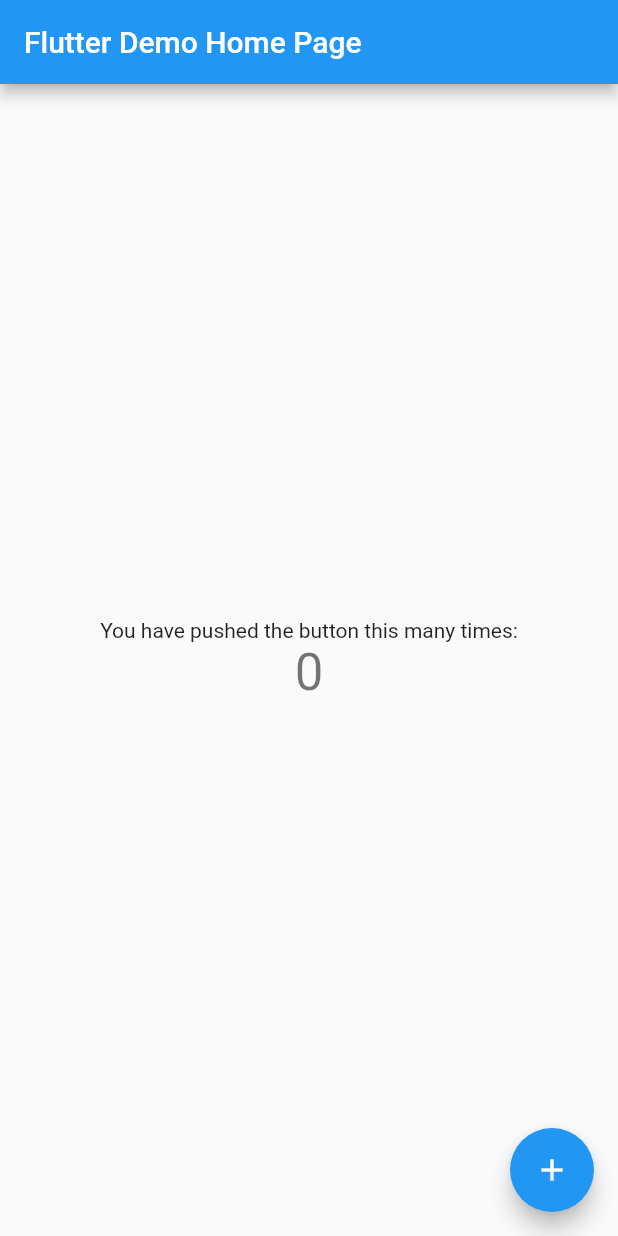
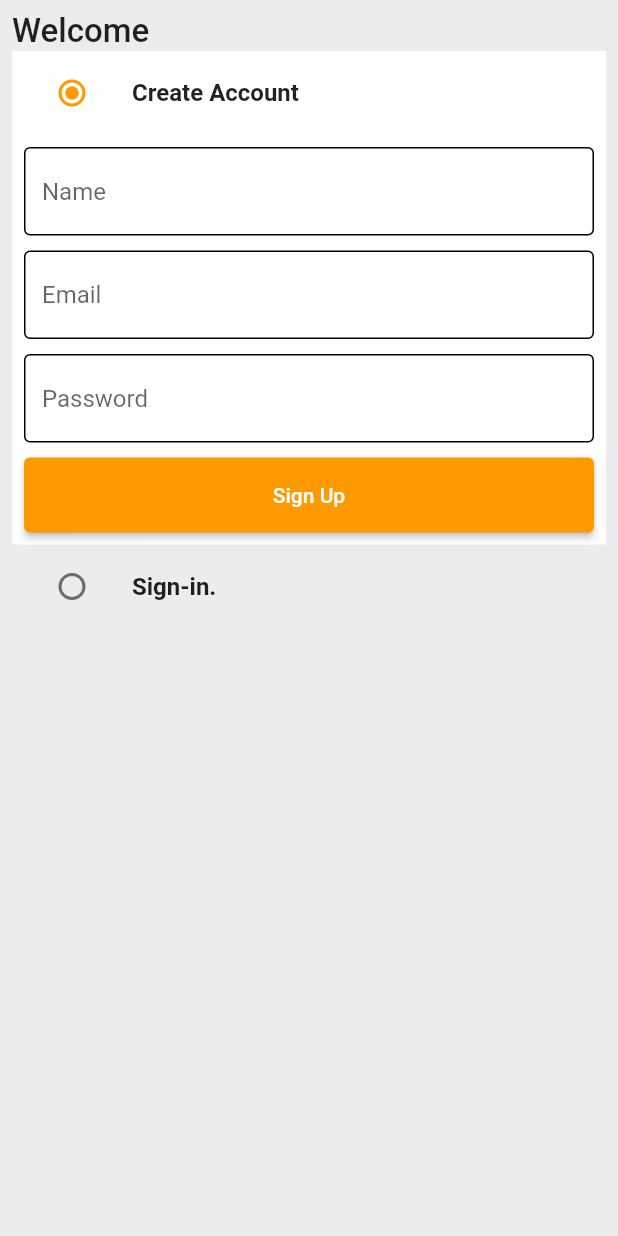
Before and after one commit to Akaiso/e-commerce-AMZ-REPLICA, a Flutter app: the screen it shows after launch, on a phone screen of 412 x 824 dp. Run offline on Flutter 3.47's test engine with Material 2 defaults, Android fonts, the phone set to English and light mode, and no system bars.

Commit message:
signin/signup UI with toggle

```diff
--- /dev/null
+++ b/beaks_e_commerce/lib/common/widgets/custom_button.dart
@@ -0,0 +1,18 @@
+import 'package:flutter/material.dart';
+
+class CustomButton extends StatelessWidget {
+  final String text;
+  final VoidCallback onTap;
+  const CustomButton({super.key, required this.text, required this.onTap});
+
+  @override
+  Widget build(BuildContext context) {
+    return ElevatedButton(
+      child: Text(text),
+      onPressed: onTap,
+      style: ElevatedButton.styleFrom(
+        minimumSize: const Size(double.infinity, 50),
+      ),
+    );
+  }
+}
--- a/beaks_e_commerce/lib/common/widgets/custom_textfield.dart
+++ b/beaks_e_commerce/lib/common/widgets/custom_textfield.dart
@@ -0,0 +1,22 @@
+import 'package:flutter/material.dart';
+
+class CustomTextField extends StatelessWidget {
+  final TextEditingController controller;
+  final String hintText;
+  const CustomTextField(
+      {Key? key, required this.controller, required this.hintText})
+      : super(key: key);
+
+  @override
+  Widget build(BuildContext context) {
+    return TextFormField(
+      controller: controller,
+      decoration: InputDecoration(
+          hintText: hintText,
+          border: const OutlineInputBorder(
+              borderSide: BorderSide(color: Colors.black38)),
+          enabledBorder: const OutlineInputBorder(borderSide: BorderSide())),
+      validator: (val) {},
+    );
+  }
+}
--- a/beaks_e_commerce/lib/constants/global_variables.dart
+++ b/beaks_e_commerce/lib/constants/global_variables.dart
@@ -0,0 +1,17 @@
+import 'package:flutter/material.dart';
+
+class GlobalVariables {
+  static const appBarGradient = LinearGradient(colors: [
+    Color.fromARGB(255, 29, 201, 192),
+    Color.fromARGB(255, 125, 221, 216),
+  ], stops: [
+    0.5,
+    1.0
+  ]);
+
+  static const secondaryColor = Color.fromRGBO(255, 153, 0, 1);
+  static const backgroundColor = Colors.white;
+  static const Color greyBackgroundColor = Color(0xffebecee);
+  static var selectedNavBarColor = Colors.cyan[800]!;
+  static const unselectedNavBarColor = Colors.black87;
+}
--- a/beaks_e_commerce/lib/feature/auth/screens/auth_screen.dart
+++ b/beaks_e_commerce/lib/feature/auth/screens/auth_screen.dart
@@ -0,0 +1,148 @@
+import 'package:beaks_e_commerce/common/widgets/custom_button.dart';
+import 'package:flutter/material.dart';
+
+import '../../../common/widgets/custom_textfield.dart';
+import '../../../constants/global_variables.dart';
+
+enum Auth { signin, signup }
+
+class AuthScreen extends StatefulWidget {
+  static const String routeName = '/auth-screen';
+  const AuthScreen({Key? key}) : super(key: key);
+
+  @override
+  _AuthScreenState createState() => _AuthScreenState();
+}
+
+class _AuthScreenState extends State<AuthScreen> {
+  Auth _auth = Auth.signup;
+  final _signUpFormKey = GlobalKey<FormState>();
+  final _signInFormKey = GlobalKey<FormState>();
+  final TextEditingController _emailController = TextEditingController();
+  final TextEditingController _passwordController = TextEditingController();
+  final TextEditingController _nameController = TextEditingController();
+
+  @override
+  void dispose() {
+    // TODO: implement dispose
+    super.dispose();
+    _emailController.dispose();
+    _passwordController.dispose();
+    _nameController.dispose();
+  }
+
+  @override
+  Widget build(BuildContext context) {
+    return Scaffold(
+      backgroundColor: GlobalVariables.greyBackgroundColor,
+      body: SafeArea(
+        child: Padding(
+          padding: const EdgeInsets.all(8.0),
+          child: Column(
+            crossAxisAlignment: CrossAxisAlignment.start,
+            children: [
+              const Text(
+                'Welcome',
+                style: TextStyle(fontSize: 22, fontWeight: FontWeight.w500),
+              ),
+              ListTile(
+                tileColor: _auth == Auth.signup
+                    ? GlobalVariables.backgroundColor
+                    : GlobalVariables.greyBackgroundColor,
+                title: const Text(
+                  'Create Account',
+                  style: TextStyle(fontWeight: FontWeight.bold),
+                ),
+                leading: Radio(
+                    activeColor: GlobalVariables.secondaryColor,
+                    value: Auth.signup,
+                    groupValue: _auth,
+                    onChanged: (Auth? val) {
+                      setState(() {
+                        _auth =
+                            val!; // without the ! operator, the error - A value of type 'Auth?' can't be assigned to a variable of type 'Auth'
+                      });
+                    }),
+              ),
+              if (_auth == Auth.signup)
+                Container(
+                  padding: const EdgeInsets.all(8.0),
+                  color: GlobalVariables.backgroundColor,
+                  child: Form(
+                      key: _signUpFormKey,
+                      child: Column(
+                        children: [
+                          CustomTextField(
+                            controller: _nameController,
+                            hintText: 'Name',
+                          ),
+                          const SizedBox(height: 10),
+                          CustomTextField(
+                            controller: _emailController,
+                            hintText: 'Email',
+                          ),
+                          const SizedBox(height: 10),
+                          CustomTextField(
+                            controller: _passwordController,
+                            hintText: 'Password',
+                          ),
+                          SizedBox(height: 10),
+                          CustomButton(
+                            text: 'Sign Up',
+                            onTap: () {},
+                          ),
+                        ],
+                      )),
+                ),
+              ListTile(
+                  tileColor: _auth == Auth.signin
+                    ? GlobalVariables.backgroundColor
+                    : GlobalVariables.greyBackgroundColor,
+                title: const Text(
+                  'Sign-in.',
+                  style: TextStyle(fontWeight: FontWeight.bold),
+                ),
+                leading: Radio(
+                    activeColor: GlobalVariables.secondaryColor,
+                    value: Auth.signin,
+                    groupValue: _auth,
+                    onChanged: (Auth? val) {
+                      setState(() {
+                        _auth =
+                            val!; // without the ! operator, the error - A value of type 'Auth?' can't be assigned to a variable of type 'Auth'
+                      });
+                    }),
+              ),
+              if (_auth == Auth.signin)
+              Container(
+                  padding: const EdgeInsets.all(8.0),
+                  color: GlobalVariables.backgroundColor,
+                  child: Form(
+                      key: _signUpFormKey,
+                      child: Column(
+                        children: [
+                          CustomTextField(
+                            controller: _emailController,
+                            hintText: 'Email',
+                          ),
+                          const SizedBox(height: 10),
+                          CustomTextField(
+                            controller: _passwordController,
+                            hintText: 'Password',
+                          ),
+                          SizedBox(height: 10),
+                          CustomButton(
+                            text: 'Sign In',
+                            onTap: () {},
+                          ),
+                        ],
+                      )),
+                ),
+
+            ],
+          ),
+        ),
+      ),
+    );
+  }
+}
--- a/beaks_e_commerce/lib/main.dart
+++ b/beaks_e_commerce/lib/main.dart
@@ -1,4 +1,7 @@
+import 'package:beaks_e_commerce/router.dart';
 import 'package:flutter/material.dart';
+import 'constants/global_variables.dart';
+import 'feature/auth/screens/auth_screen.dart';
 
 void main() {
   runApp(const MyApp());
@@ -11,105 +14,42 @@
   @override
   Widget build(BuildContext context) {
     return MaterialApp(
-      title: 'Flutter Demo',
+      title: 'Amazon clone app',
       theme: ThemeData(
-        // This is the theme of your application.
-        //
-        // Try running your application with "flutter run". You'll see the
-        // application has a blue toolbar. Then, without quitting the app, try
-        // changing the primarySwatch below to Colors.green and then invoke
-        // "hot reload" (press "r" in the console where you ran "flutter run",
-        // or simply save your changes to "hot reload" in a Flutter IDE).
-        // Notice that the counter didn't reset back to zero; the application
-        // is not restarted.
-        primarySwatch: Colors.blue,
-      ),
-      home: const MyHomePage(title: 'Flutter Demo Home Page'),
+          scaffoldBackgroundColor: GlobalVariables.backgroundColor,
+          colorScheme: const ColorScheme.light(
+            primary: GlobalVariables.secondaryColor,
+          ),
+          appBarTheme: const AppBarTheme(
+              elevation: 0,
+              iconTheme: IconThemeData(
+                color: Colors.black,
+              ))),
+      onGenerateRoute: (settings) => generateRoute(settings),
+
+      ///for didactic purpose:
+      // home: Scaffold(
+      //   body: Center(
+      //     child: Column(
+      //       children: [
+      //         const SizedBox(height: 20),
+      //         //The below code will return an error. Just wrap the button in a builder widget
+      //         Builder(builder: (context) {
+      //           return ElevatedButton(
+      //               onPressed: () {
+      //                 Navigator.pushNamed(context, AuthScreen.routeName);
+      //               },
+      //               child: const Text('click'));
+      //         })
+      //       ],
+      //     ),
+      //   ),
+      //   appBar: AppBar(
+      //     centerTitle: true,
+      //     title: const Text('Amazon'),
+      //   ),
+      // ),
+      home: const AuthScreen(),
     );
   }
 }
-
-class MyHomePage extends StatefulWidget {
-  const MyHomePage({super.key, required this.title});
-
-  // This widget is the home page of your application. It is stateful, meaning
-  // that it has a State object (defined below) that contains fields that affect
-  // how it looks.
-
-  // This class is the configuration for the state. It holds the values (in this
-  // case the title) provided by the parent (in this case the App widget) and
-  // used by the build method of the State. Fields in a Widget subclass are
-  // always marked "final".
-
-  final String title;
-
-  @override
-  State<MyHomePage> createState() => _MyHomePageState();
-}
-
-class _MyHomePageState extends State<MyHomePage> {
-  int _counter = 0;
-
-  void _incrementCounter() {
-    setState(() {
-      // This call to setState tells the Flutter framework that something has
-      // changed in this State, which causes it to rerun the build method below
-      // so that the display can reflect the updated values. If we changed
-      // _counter without calling setState(), then the build method would not be
-      // called again, and so nothing would appear to happen.
-      _counter++;
-    });
-  }
-
-  @override
-  Widget build(BuildContext context) {
-    // This method is rerun every time setState is called, for instance as done
-    // by the _incrementCounter method above.
-    //
-    // The Flutter framework has been optimized to make rerunning build methods
-    // fast, so that you can just rebuild anything that needs updating rather
-    // than having to individually change instances of widgets.
-    return Scaffold(
-      appBar: AppBar(
-        // Here we take the value from the MyHomePage object that was created by
-        // the App.build method, and use it to set our appbar title.
-        title: Text(widget.title),
-      ),
-      body: Center(
-        // Center is a layout widget. It takes a single child and positions it
-        // in the middle of the parent.
-        child: Column(
-          // Column is also a layout widget. It takes a list of children and
-          // arranges them vertically. By default, it sizes itself to fit its
-          // children horizontally, and tries to be as tall as its parent.
-          //
-          // Invoke "debug painting" (press "p" in the console, choose the
-          // "Toggle Debug Paint" action from the Flutter Inspector in Android
-          // Studio, or the "Toggle Debug Paint" command in Visual Studio Code)
-          // to see the wireframe for each widget.
-          //
-          // Column has various properties to control how it sizes itself and
-          // how it positions its children. Here we use mainAxisAlignment to
-          // center the children vertically; the main axis here is the vertical
-          // axis because Columns are vertical (the cross axis would be
-          // horizontal).
-          mainAxisAlignment: MainAxisAlignment.center,
-          children: <Widget>[
-            const Text(
-              'You have pushed the button this many times:',
-            ),
-            Text(
-              '$_counter',
-              style: Theme.of(context).textTheme.headline4,
-            ),
-          ],
-        ),
-      ),
-      floatingActionButton: FloatingActionButton(
-        onPressed: _incrementCounter,
-        tooltip: 'Increment',
-        child: const Icon(Icons.add),
-      ), // This trailing comma makes auto-formatting nicer for build methods.
-    );
-  }
-}
```
